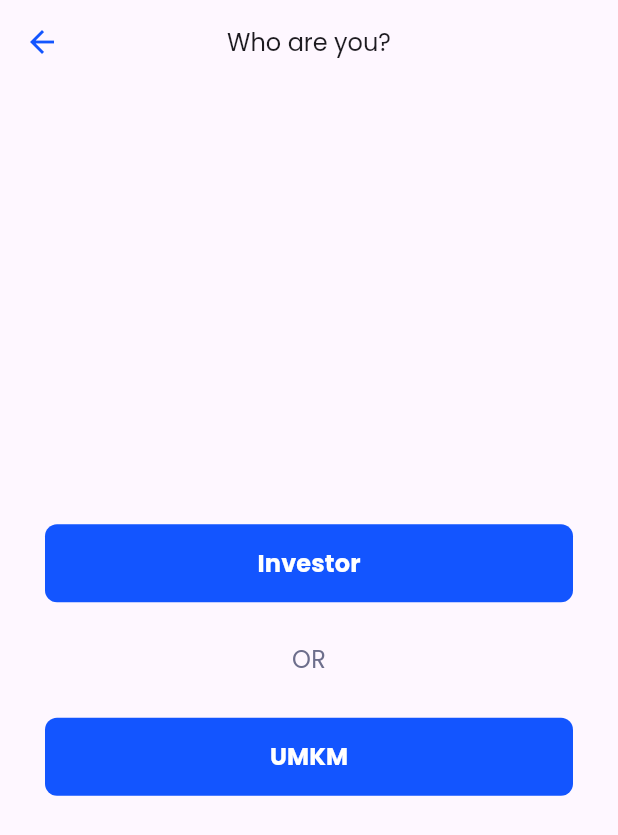
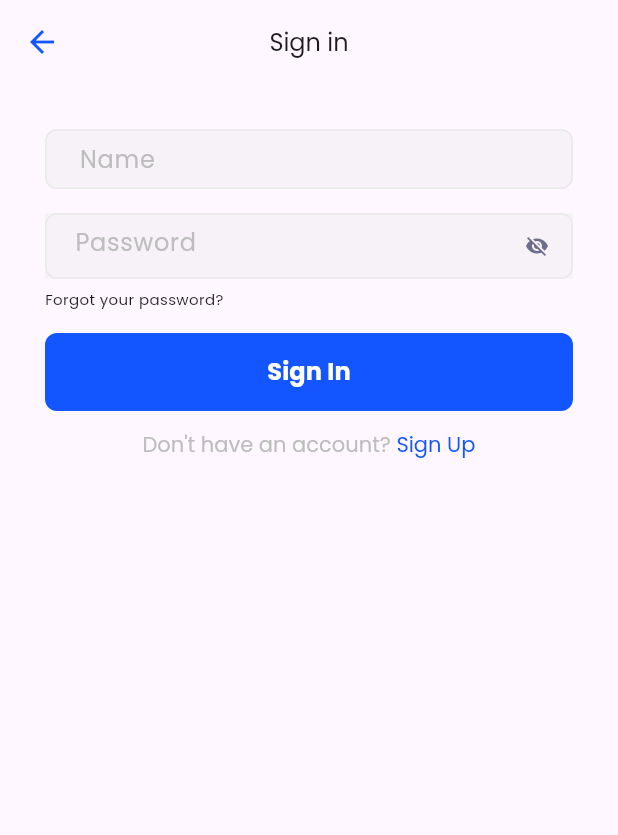
Before and after one commit to indahgithaa/CampVestor, a Flutter app: the screen it shows after launch, after a tap on "Continue", after a tap on "Investor", on a phone screen of 412 x 824 dp. Shown: the top 835 px of the screen. Run offline on Flutter 3.47's test engine with Material 3 defaults, Android fonts, the light colour scheme and no system bars; our stand-ins replace flutter_svg, google_fonts.

Commit message:
feat: sign in and sign up pages

```diff
--- a/lib/main.dart
+++ b/lib/main.dart
@@ -16,6 +16,7 @@ class MyApp extends StatelessWidget {
         colorScheme: ColorScheme.fromSeed(seedColor: Colors.deepPurple),
         useMaterial3: true,
       ),
+      debugShowCheckedModeBanner: false,
       home: const OnboardingPage(),
     );
   }
--- /dev/null
+++ b/lib/pages/investor/sign_in.dart
@@ -0,0 +1,99 @@
+import 'package:flutter/material.dart';
+import '../../styles/color_styles.dart';
+import 'package:google_fonts/google_fonts.dart';
+import 'package:flutter_svg/flutter_svg.dart';
+import '../widgets/buttons.dart';
+import '../widgets/text_form.dart';
+import '../widgets/password_form.dart';
+import 'package:flutter/gestures.dart';
+import './sign_up.dart';
+
+class SignInInvestor extends StatefulWidget {
+  const SignInInvestor({super.key});
+
+  @override
+  State<SignInInvestor> createState() => _SignInInvestorState();
+}
+
+class _SignInInvestorState extends State<SignInInvestor> {
+  TextEditingController usernameController = TextEditingController();
+  TextEditingController passwordController = TextEditingController();
+
+  @override
+  Widget build(BuildContext context) {
+    return Scaffold(
+      appBar: AppBar(
+        leading: Icon(
+          Icons.arrow_back, color: ColorStyles.primary,
+        ),
+        title: Text(
+          "Sign in",
+          style: GoogleFonts.poppins(
+            fontSize: 16
+          ),
+        ),
+        centerTitle: true,
+      ),
+      body: Container(
+        padding: EdgeInsets.all(30),
+        child: Column(
+          crossAxisAlignment: CrossAxisAlignment.start,
+          children: [
+            TextFields(
+              textEditingController: usernameController,
+              text: "Name",
+              textInputType: TextInputType.name,
+            ),
+            SizedBox(height: 16,),
+            PasswordTextFields(
+              passwordController: passwordController,
+            ),
+            SizedBox(
+              height: 6,
+            ),
+            Text(
+              "Forgot your password?",
+              style: GoogleFonts.poppins(
+                fontSize: 10,
+              ),
+            ),
+            SizedBox(
+              height: 16,
+            ),
+            Buttons(
+              text: "Sign In",
+              onClicked: (){},
+              width: MediaQuery.of(context).size.width,
+              backgroundColor: ColorStyles.primary,
+              fontColor: ColorStyles.white
+            ),
+            SizedBox(
+              height: 12,
+            ),
+            Center(
+              child: RichText(
+                text: TextSpan(
+                  text: "Don't have an account? ",
+                  style: GoogleFonts.poppins(
+                    color: ColorStyles.greyInvis,
+                    fontSize: 14
+                  ),
+                  children: [
+                    TextSpan(
+                      text: "Sign Up",
+                      style: GoogleFonts.poppins(
+                        color: ColorStyles.primary,
+                        fontWeight: FontWeight.w400
+                      ),
+                    recognizer: TapGestureRecognizer() ..onTap = () => Navigator.pushReplacement(context, MaterialPageRoute(builder: (context) => SignUpInvestor())),
+                    )
+                  ]
+                )
+              ),
+            ),
+          ],
+        ),
+      ),
+    );
+  }
+}
--- a/lib/pages/who_are_you.dart
+++ b/lib/pages/who_are_you.dart
@@ -3,6 +3,8 @@ import '../styles/color_styles.dart';
 import 'package:google_fonts/google_fonts.dart';
 import 'package:flutter_svg/flutter_svg.dart';
 import './widgets/buttons.dart';
+import './investor/sign_in.dart';
+import './umkm/sign_in.dart';
 
 class WhoAreYouPage extends StatefulWidget {
   const WhoAreYouPage({super.key});
@@ -34,7 +36,9 @@ class _WhoAreYouPageState extends State<WhoAreYouPage> {
           children: [
             Buttons(
               text: "Investor",
-              onClicked: (){},
+              onClicked: (){
+                Navigator.pushReplacement(context, MaterialPageRoute(builder: (context) => SignInInvestor()));
+              },
               width: MediaQuery.of(context).size.width,
               backgroundColor: ColorStyles.primary,
               fontColor: ColorStyles.white
--- /dev/null
+++ b/lib/pages/widgets/password_form.dart
@@ -0,0 +1,82 @@
+import 'package:flutter/material.dart';
+import 'package:google_fonts/google_fonts.dart';
+import '../../styles/color_styles.dart';
+
+class PasswordTextFields extends StatefulWidget {
+  final TextEditingController passwordController;
+
+  const PasswordTextFields({
+    Key? key,
+    required this.passwordController,
+   });
+
+  @override
+  State<PasswordTextFields> createState() => _TextFieldsState();
+}
+
+class _TextFieldsState extends State<PasswordTextFields> {
+  bool _passwordVisible = false;
+
+  @override
+  void initState() {
+    // TODO: implement initState
+    _passwordVisible = false;
+  }
+
+  @override
+  Widget build(BuildContext context) {
+    return Container(
+      decoration: BoxDecoration(
+        color: ColorStyles.greyBg.withOpacity(0.3)
+      ),
+      width: MediaQuery.of(context).size.width,
+      height: 44,
+      child: TextFormField(
+        controller: widget.passwordController,
+        keyboardType: TextInputType.visiblePassword,
+        style: GoogleFonts.poppins(
+          fontSize: 16,
+          color: ColorStyles.greyInvis,
+        ),
+        decoration: InputDecoration(
+         // filled: true,
+          contentPadding: EdgeInsets.all(16),
+          suffixIcon: GestureDetector(
+            onTap: () {
+              setState(() {
+                if (_passwordVisible) {
+                  _passwordVisible = false;
+                } else {
+                  _passwordVisible = true;
+                }
+              });
+            },
+            child: Icon(
+              _passwordVisible ? Icons.visibility : Icons.visibility_off,
+              color: ColorStyles.greyText,
+              size: 16,
+            ),
+          ),
+          hintText: "Password",
+          hintStyle: TextStyle(
+            color: ColorStyles.greyInvis,
+            fontSize: 16
+          ),
+          enabledBorder: OutlineInputBorder(
+            borderRadius: BorderRadius.circular(8),
+            borderSide: BorderSide(
+              color: ColorStyles.greyOutline, // Unfocused border color
+            ),
+          ),
+          focusedBorder: OutlineInputBorder(
+            borderRadius: BorderRadius.circular(8),
+            borderSide: BorderSide(
+              color: ColorStyles.greyOutline, // Focused border color
+            ),
+          ),
+        ),
+        obscureText: !_passwordVisible,
+      ),
+    );
+  }
+}
--- /dev/null
+++ b/lib/pages/widgets/text_form.dart
@@ -0,0 +1,61 @@
+import 'package:flutter/material.dart';
+import 'package:google_fonts/google_fonts.dart';
+import '../../styles/color_styles.dart';
+
+class TextFields extends StatefulWidget {
+  final TextEditingController textEditingController;
+  final String text;
+  final TextInputType textInputType;
+
+  const TextFields({
+    Key? key,
+    required this.textEditingController,
+    required this.text,
+    required this.textInputType,
+  }) : super(key: key);
+
+  @override
+  State<TextFields> createState() => _TextFieldsState();
+}
+
+class _TextFieldsState extends State<TextFields> {
+  @override
+  Widget build(BuildContext context) {
+    return Container(
+      decoration: BoxDecoration(
+        color: ColorStyles.greyBg.withOpacity(0.3),
+        borderRadius: BorderRadius.circular(8)
+      ),
+      width: MediaQuery.of(context).size.width,
+      child: TextFormField(
+        controller: widget.textEditingController,
+        keyboardType: widget.textInputType,
+        style: GoogleFonts.poppins(
+          fontSize: 16,
+          color: ColorStyles.greyInvis,
+        ),
+        textAlignVertical: TextAlignVertical.center,
+        decoration: InputDecoration(
+          contentPadding: EdgeInsets.only(left: 19, top: 8, bottom: 8),
+          hintText: widget.text,
+          hintStyle: TextStyle(
+            color: ColorStyles.greyInvis,
+          ),
+          enabledBorder: OutlineInputBorder(
+            borderRadius: BorderRadius.circular(8),
+            borderSide: BorderSide(
+              color: ColorStyles.greyOutline, // Unfocused border color
+            ),
+          ),
+          focusedBorder: OutlineInputBorder(
+            borderRadius: BorderRadius.circular(8),
+            borderSide: BorderSide(
+              color: ColorStyles.greyOutline, // Focused border color
+            ),
+          ),
+          isCollapsed: true,
+        ),
+      ),
+    );
+  }
+}
--- a/lib/styles/color_styles.dart
+++ b/lib/styles/color_styles.dart
@@ -4,8 +4,11 @@ class ColorStyles {
   static Color primary = const Color(0xFF1355FF);
   static Color black = const Color(0xFF000000);
   static Color greyText = const Color(0xFF6D6E8C);
+  static Color greyInvis = const Color(0xFFBDBDBD);
   static Color greyOutline = const Color(0xFFE9E9E9);
-  static Color white = const Color(0xFFFFFFFF);
-  static Color greyBg = const Color(0xFFF8F8F8);
+  static Color white = Color.fromRGBO(255, 255, 255, 1);
+  static Color greyBg = const Color(0xFFE8E8E8);
   static Color selectionBlack = const Color(0xFF1A1D3E);
+  static Color grey1 = const Color(0xFFF6F6F6);
+  static Color grey2 = const Color(0xFF757373);
 }
```
Also changed, not shown: lib/pages/investor/sign_up.dart (added, +161 -0 lines), lib/pages/umkm/sign_in.dart (added, +73 -0 lines).
